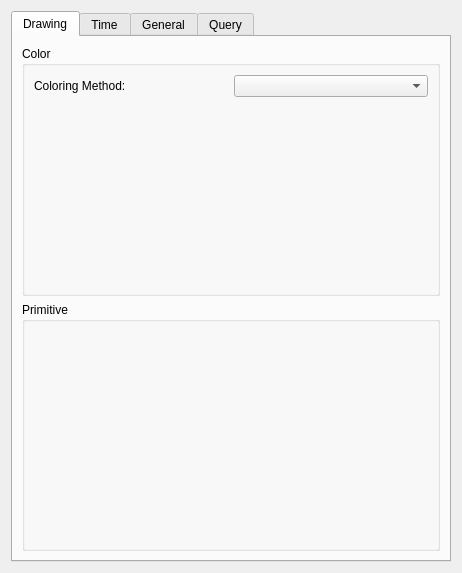
This is Minerva/Plugins/PostGISLayerQt/LayerProperties.ui in perryiv/cadkit as Qt 5 draws it before an edit. The edited form follows.
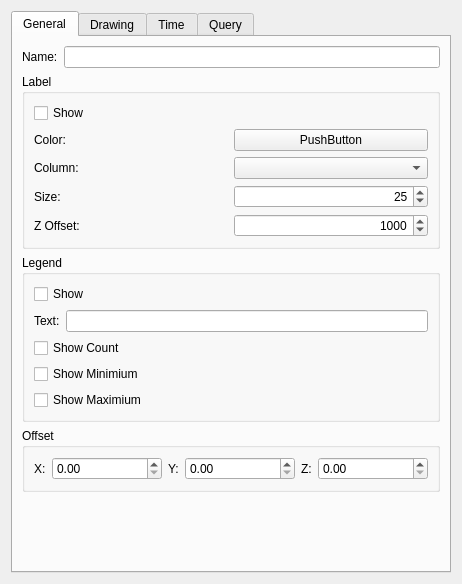
This is the edited form. Custom widgets are drawn as their Qt base class.

Commit message: -Adding widgets to set properties of different primitive types.

Diff of the .ui file:
```diff
--- a/Minerva/Plugins/PostGISLayerQt/LayerProperties.ui
+++ b/Minerva/Plugins/PostGISLayerQt/LayerProperties.ui
@@ -6,7 +6,7 @@
     <x>0</x>
     <y>0</y>
     <width>462</width>
-    <height>573</height>
+    <height>584</height>
    </rect>
   </property>
   <property name="windowTitle" >
@@ -18,67 +18,25 @@
      <property name="currentIndex" >
       <number>0</number>
      </property>
-     <widget class="QWidget" name="tab" >
-      <attribute name="title" >
-       <string>Drawing</string>
-      </attribute>
-      <layout class="QVBoxLayout" >
-       <item>
-        <widget class="QGroupBox" name="groupBox_3" >
-         <property name="title" >
-          <string>Color</string>
-         </property>
-         <layout class="QVBoxLayout" >
-          <item>
-           <layout class="QHBoxLayout" >
-            <item>
-             <widget class="QLabel" name="label" >
-              <property name="text" >
-               <string>Coloring Method:</string>
-              </property>
-             </widget>
-            </item>
-            <item>
-             <widget class="QComboBox" name="_colorTypeComboBox" />
-            </item>
-           </layout>
-          </item>
-          <item>
-           <widget class="QStackedWidget" name="_colorStack" >
-            <widget class="QWidget" name="page_3" />
-            <widget class="QWidget" name="page_4" />
-           </widget>
-          </item>
-         </layout>
-        </widget>
-       </item>
-       <item>
-        <widget class="QGroupBox" name="groupBox_4" >
-         <property name="title" >
-          <string>Primitive</string>
-         </property>
-         <layout class="QVBoxLayout" >
-          <item>
-           <widget class="QStackedWidget" name="stackedWidget_2" >
-            <widget class="QWidget" name="page_5" />
-            <widget class="QWidget" name="page_6" />
-           </widget>
-          </item>
-         </layout>
-        </widget>
-       </item>
-      </layout>
-     </widget>
-     <widget class="QWidget" name="tab_4" >
-      <attribute name="title" >
-       <string>Time</string>
-      </attribute>
-     </widget>
-     <widget class="QWidget" name="tab_2" >
+     <widget class="QWidget" name="_generalTab" >
       <attribute name="title" >
        <string>General</string>
       </attribute>
       <layout class="QVBoxLayout" >
+       <item>
+        <layout class="QHBoxLayout" >
+         <item>
+          <widget class="QLabel" name="label_11" >
+           <property name="text" >
+            <string>Name:</string>
+           </property>
+          </widget>
+         </item>
+         <item>
+          <widget class="QLineEdit" name="_nameEdit" />
+         </item>
+        </layout>
+       </item>
        <item>
         <widget class="QGroupBox" name="groupBox" >
          <property name="title" >
@@ -88,7 +46,7 @@
           <item>
            <layout class="QHBoxLayout" >
             <item>
-             <widget class="QCheckBox" name="checkBox" >
+             <widget class="QCheckBox" name="_labelShown" >
               <property name="text" >
                <string>Show</string>
               </property>
@@ -124,7 +82,7 @@
              </widget>
             </item>
             <item>
-             <widget class="QComboBox" name="comboBox" />
+             <widget class="QComboBox" name="_labelColumn" />
             </item>
            </layout>
           </item>
@@ -138,7 +96,20 @@
              </widget>
             </item>
             <item>
-             <widget class="QSpinBox" name="spinBox" />
+             <widget class="QSpinBox" name="_labelSize" >
+              <property name="alignment" >
+               <set>Qt::AlignRight|Qt::AlignTrailing|Qt::AlignVCenter</set>
+              </property>
+              <property name="maximum" >
+               <number>10000</number>
+              </property>
+              <property name="singleStep" >
+               <number>5</number>
+              </property>
+              <property name="value" >
+               <number>25</number>
+              </property>
+             </widget>
             </item>
            </layout>
           </item>
@@ -147,12 +118,25 @@
             <item>
              <widget class="QLabel" name="label_5" >
               <property name="text" >
-               <string>Z Offset</string>
+               <string>Z Offset:</string>
               </property>
              </widget>
             </item>
             <item>
-             <widget class="QSpinBox" name="spinBox_2" />
+             <widget class="QSpinBox" name="_labelZOffset" >
+              <property name="alignment" >
+               <set>Qt::AlignRight|Qt::AlignTrailing|Qt::AlignVCenter</set>
+              </property>
+              <property name="maximum" >
+               <number>10000000</number>
+              </property>
+              <property name="singleStep" >
+               <number>50</number>
+              </property>
+              <property name="value" >
+               <number>1000</number>
+              </property>
+             </widget>
             </item>
            </layout>
           </item>
@@ -168,7 +152,7 @@
           <item>
            <layout class="QHBoxLayout" >
             <item>
-             <widget class="QCheckBox" name="checkBox_2" >
+             <widget class="QCheckBox" name="_showInLegend" >
               <property name="text" >
                <string>Show</string>
               </property>
@@ -186,14 +170,14 @@
              </widget>
             </item>
             <item>
-             <widget class="QLineEdit" name="lineEdit" />
+             <widget class="QLineEdit" name="_legendText" />
             </item>
            </layout>
           </item>
           <item>
            <layout class="QHBoxLayout" >
             <item>
-             <widget class="QCheckBox" name="checkBox_3" >
+             <widget class="QCheckBox" name="_showCountLegend" >
               <property name="text" >
                <string>Show Count</string>
               </property>
@@ -204,7 +188,7 @@
           <item>
            <layout class="QHBoxLayout" >
             <item>
-             <widget class="QCheckBox" name="checkBox_4" >
+             <widget class="QCheckBox" name="_showMinLegend" >
               <property name="text" >
                <string>Show Minimium</string>
               </property>
@@ -215,7 +199,7 @@
           <item>
            <layout class="QHBoxLayout" >
             <item>
-             <widget class="QCheckBox" name="checkBox_5" >
+             <widget class="QCheckBox" name="_showMaxLegend" >
               <property name="text" >
                <string>Show Maximium</string>
               </property>
@@ -226,6 +210,181 @@
          </layout>
         </widget>
        </item>
+       <item>
+        <widget class="QGroupBox" name="groupBox_5" >
+         <property name="title" >
+          <string>Offset</string>
+         </property>
+         <layout class="QHBoxLayout" >
+          <item>
+           <widget class="QLabel" name="label_12" >
+            <property name="sizePolicy" >
+             <sizepolicy vsizetype="Preferred" hsizetype="Fixed" >
+              <horstretch>0</horstretch>
+              <verstretch>0</verstretch>
+             </sizepolicy>
+            </property>
+            <property name="text" >
+             <string>X:</string>
+            </property>
+           </widget>
+          </item>
+          <item>
+           <widget class="QDoubleSpinBox" name="_xOffset" />
+          </item>
+          <item>
+           <widget class="QLabel" name="label_13" >
+            <property name="sizePolicy" >
+             <sizepolicy vsizetype="Preferred" hsizetype="Fixed" >
+              <horstretch>0</horstretch>
+              <verstretch>0</verstretch>
+             </sizepolicy>
+            </property>
+            <property name="text" >
+             <string>Y:</string>
+            </property>
+           </widget>
+          </item>
+          <item>
+           <widget class="QDoubleSpinBox" name="_yOffset" />
+          </item>
+          <item>
+           <widget class="QLabel" name="label_14" >
+            <property name="sizePolicy" >
+             <sizepolicy vsizetype="Preferred" hsizetype="Fixed" >
+              <horstretch>0</horstretch>
+              <verstretch>0</verstretch>
+             </sizepolicy>
+            </property>
+            <property name="text" >
+             <string>Z:</string>
+            </property>
+           </widget>
+          </item>
+          <item>
+           <widget class="QDoubleSpinBox" name="_zOffset" />
+          </item>
+         </layout>
+        </widget>
+       </item>
+       <item>
+        <spacer>
+         <property name="orientation" >
+          <enum>Qt::Vertical</enum>
+         </property>
+         <property name="sizeHint" >
+          <size>
+           <width>20</width>
+           <height>40</height>
+          </size>
+         </property>
+        </spacer>
+       </item>
+      </layout>
+     </widget>
+     <widget class="QWidget" name="_drawingTab" >
+      <attribute name="title" >
+       <string>Drawing</string>
+      </attribute>
+      <layout class="QVBoxLayout" >
+       <item>
+        <widget class="QGroupBox" name="groupBox_3" >
+         <property name="title" >
+          <string>Color</string>
+         </property>
+         <layout class="QVBoxLayout" >
+          <item>
+           <layout class="QHBoxLayout" >
+            <item>
+             <widget class="QLabel" name="label" >
+              <property name="text" >
+               <string>Coloring Method:</string>
+              </property>
+             </widget>
+            </item>
+            <item>
+             <widget class="QComboBox" name="_colorTypeComboBox" />
+            </item>
+           </layout>
+          </item>
+          <item>
+           <widget class="QStackedWidget" name="_colorStack" >
+            <widget class="QWidget" name="page_3" />
+            <widget class="QWidget" name="page_4" />
+           </widget>
+          </item>
+         </layout>
+        </widget>
+       </item>
+       <item>
+        <widget class="QGroupBox" name="groupBox_4" >
+         <property name="title" >
+          <string>Primitive</string>
+         </property>
+         <layout class="QVBoxLayout" >
+          <item>
+           <widget class="QStackedWidget" name="_primitiveStack" >
+            <widget class="QWidget" name="page_5" />
+            <widget class="QWidget" name="page_6" />
+           </widget>
+          </item>
+         </layout>
+        </widget>
+       </item>
+      </layout>
+     </widget>
+     <widget class="QWidget" name="_timeTab" >
+      <attribute name="title" >
+       <string>Time</string>
+      </attribute>
+      <layout class="QVBoxLayout" >
+       <item>
+        <layout class="QHBoxLayout" >
+         <item>
+          <widget class="QLabel" name="label_9" >
+           <property name="text" >
+            <string>Minimium Date:</string>
+           </property>
+          </widget>
+         </item>
+         <item>
+          <widget class="QComboBox" name="comboBox_2" />
+         </item>
+         <item>
+          <widget class="QDateEdit" name="dateEdit" />
+         </item>
+        </layout>
+       </item>
+       <item>
+        <layout class="QHBoxLayout" >
+         <item>
+          <widget class="QLabel" name="label_10" >
+           <property name="text" >
+            <string>Maximium Date:</string>
+           </property>
+          </widget>
+         </item>
+         <item>
+          <widget class="QComboBox" name="comboBox" />
+         </item>
+         <item>
+          <widget class="QDateEdit" name="dateEdit_2" />
+         </item>
+        </layout>
+       </item>
+       <item>
+        <spacer>
+         <property name="orientation" >
+          <enum>Qt::Vertical</enum>
+         </property>
+         <property name="sizeHint" >
+          <size>
+           <width>20</width>
+           <height>40</height>
+          </size>
+         </property>
+        </spacer>
+       </item>
       </layout>
      </widget>
      <widget class="QWidget" name="_queryTab" >
```
Left out of the diff: 8 changed lines with no effect on the pictures. The commit also changes 22 other files.
